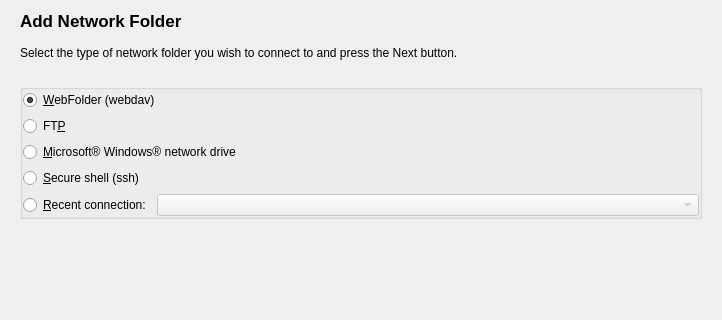
Before: the Qt Designer form knetattach/knetattach.ui in fluxer/kde-workspace, drawn with Qt 5; both pictures show x 0 to 722 and y 0 to 320 of the 722 by 475 pixel window.
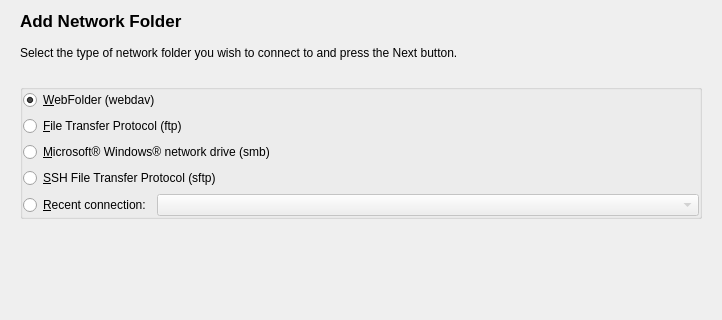
After: the same form once the commit is applied. Custom widgets are drawn as their Qt base class.

Commit message: knetattach: enable protocols based on slaves availability

The edit to the form file:
```diff
--- a/knetattach/knetattach.ui
+++ b/knetattach/knetattach.ui
@@ -79,7 +79,7 @@
        <item row="3" column="0" colspan="2">
         <widget class="QRadioButton" name="_fish">
          <property name="text">
-          <string>&amp;Secure shell (ssh)</string>
+          <string>&amp;SSH File Transfer Protocol (sftp)</string>
          </property>
          <property name="checked">
           <bool>false</bool>
@@ -108,14 +108,14 @@
        <item row="1" column="0" colspan="2">
         <widget class="QRadioButton" name="_ftp">
          <property name="text">
-          <string>FT&amp;P</string>
+          <string>&amp;File Transfer Protocol (ftp)</string>
          </property>
         </widget>
        </item>
        <item row="2" column="0" colspan="2">
         <widget class="QRadioButton" name="_smb">
          <property name="text">
-          <string>&amp;Microsoft® Windows® network drive</string>
+          <string>&amp;Microsoft® Windows® network drive (smb)</string>
          </property>
         </widget>
        </item>
```
Left out of the diff: 132 changed lines with no effect on the pictures. The commit also changes 1 other file.
